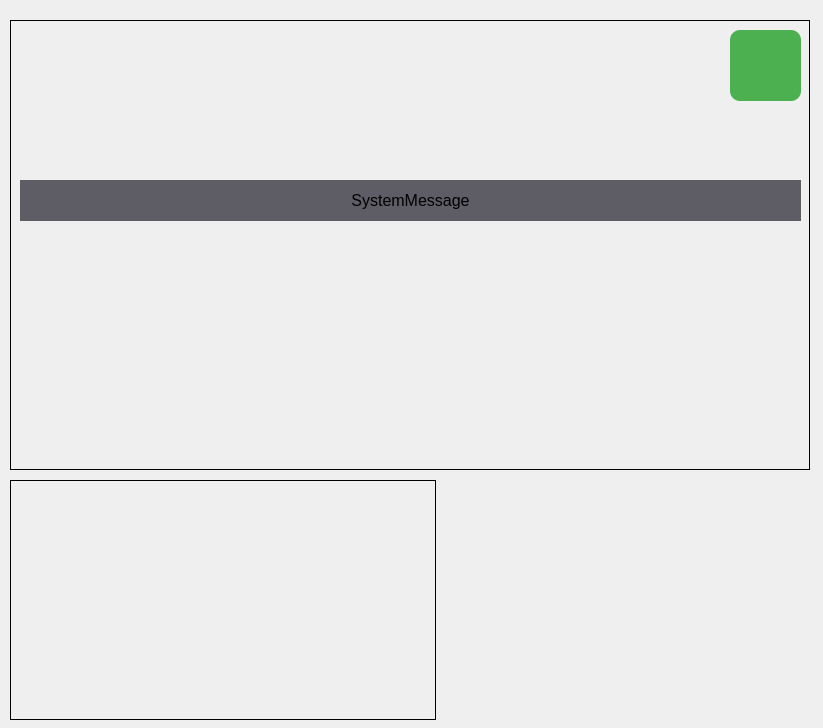
Old version of the form Intelligence_Vehicle_GUI/ui/main.ui in the repository addinedu-ros-6th/deeplearning-repo-3.
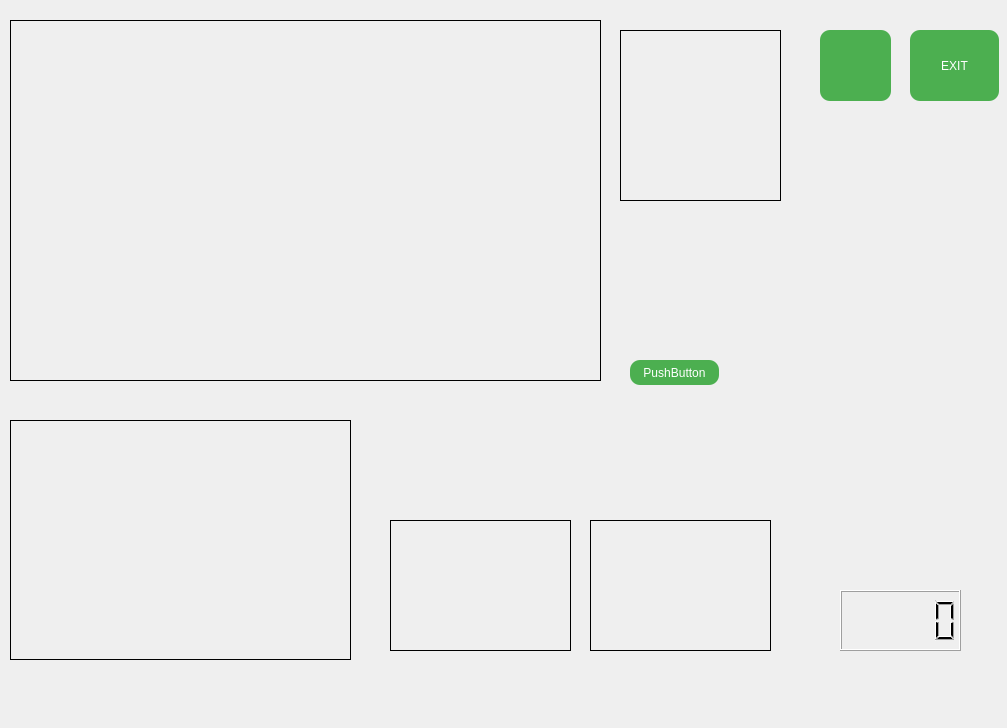
New version of the form. Icons and pictures are not drawn.

Diff of the .ui file:
```diff
--- a/Intelligence_Vehicle_GUI/ui/main.ui
+++ b/Intelligence_Vehicle_GUI/ui/main.ui
@@ -6,7 +6,7 @@
    <rect>
     <x>0</x>
     <y>0</y>
-    <width>823</width>
+    <width>1007</width>
     <height>728</height>
    </rect>
   </property>
@@ -27,8 +27,8 @@
     <rect>
      <x>10</x>
      <y>20</y>
-     <width>800</width>
-     <height>450</height>
+     <width>591</width>
+     <height>361</height>
     </rect>
    </property>
    <property name="frameShape">
@@ -42,8 +42,8 @@
    <property name="geometry">
     <rect>
      <x>10</x>
-     <y>480</y>
-     <width>426</width>
+     <y>420</y>
+     <width>341</width>
      <height>240</height>
     </rect>
    </property>
@@ -54,81 +54,10 @@
     <string/>
    </property>
   </widget>
-  <widget class="QLabel" name="label_system_message">
+  <widget class="QPushButton" name="pushButton_log">
    <property name="geometry">
     <rect>
-     <x>20</x>
-     <y>180</y>
-     <width>781</width>
-     <height>41</height>
-    </rect>
-   </property>
-   <property name="font">
-    <font>
-     <pointsize>12</pointsize>
-    </font>
-   </property>
-   <property name="styleSheet">
-    <string notr="true">background-color: rgb(94, 92, 100);</string>
-   </property>
-   <property name="text">
-    <string>SystemMessage</string>
-   </property>
-   <property name="alignment">
-    <set>Qt::AlignCenter</set>
-   </property>
-  </widget>
-  <widget class="QLabel" name="label_speedometer_neelde">
-   <property name="geometry">
-    <rect>
-     <x>490</x>
-     <y>490</y>
-     <width>256</width>
-     <height>256</height>
-    </rect>
-   </property>
-   <property name="sizePolicy">
-    <sizepolicy hsizetype="Preferred" vsizetype="Preferred">
-     <horstretch>0</horstretch>
-     <verstretch>0</verstretch>
-    </sizepolicy>
-   </property>
-   <property name="text">
-    <string/>
-   </property>
-   <property name="pixmap">
-    <pixmap>image/Speedometer-Needle.png</pixmap>
-   </property>
-   <property name="scaledContents">
-    <bool>true</bool>
-   </property>
-   <property name="wordWrap">
-    <bool>false</bool>
-   </property>
-  </widget>
-  <widget class="QLabel" name="label_speedometer_bg">
-   <property name="geometry">
-    <rect>
-     <x>494</x>
-     <y>496</y>
-     <width>256</width>
-     <height>256</height>
-    </rect>
-   </property>
-   <property name="text">
-    <string/>
-   </property>
-   <property name="pixmap">
-    <pixmap>image/Speedometer-Background.png</pixmap>
-   </property>
-   <property name="scaledContents">
-    <bool>true</bool>
-   </property>
-  </widget>
-  <widget class="QPushButton" name="btn_log">
-   <property name="geometry">
-    <rect>
-     <x>730</x>
+     <x>820</x>
      <y>30</y>
      <width>71</width>
      <height>71</height>
@@ -151,12 +80,96 @@
     </size>
    </property>
   </widget>
-  <zorder>label_speedometer_bg</zorder>
-  <zorder>label_front_view</zorder>
-  <zorder>label_lane_view</zorder>
-  <zorder>label_system_message</zorder>
-  <zorder>label_speedometer_neelde</zorder>
-  <zorder>btn_log</zorder>
+  <widget class="QLabel" name="label_obstacle">
+   <property name="geometry">
+    <rect>
+     <x>620</x>
+     <y>30</y>
+     <width>161</width>
+     <height>171</height>
+    </rect>
+   </property>
+   <property name="frameShape">
+    <enum>QFrame::Box</enum>
+   </property>
+   <property name="text">
+    <string/>
+   </property>
+  </widget>
+  <widget class="QPushButton" name="pushButton">
+   <property name="geometry">
+    <rect>
+     <x>910</x>
+     <y>30</y>
+     <width>89</width>
+     <height>71</height>
+    </rect>
+   </property>
+   <property name="mouseTracking">
+    <bool>false</bool>
+   </property>
+   <property name="contextMenuPolicy">
+    <enum>Qt::NoContextMenu</enum>
+   </property>
+   <property name="text">
+    <string>EXIT</string>
+   </property>
+  </widget>
+  <widget class="QLabel" name="label_child_sign">
+   <property name="geometry">
+    <rect>
+     <x>390</x>
+     <y>520</y>
+     <width>181</width>
+     <height>131</height>
+    </rect>
+   </property>
+   <property name="frameShape">
+    <enum>QFrame::Box</enum>
+   </property>
+   <property name="text">
+    <string/>
+   </property>
+  </widget>
+  <widget class="QLabel" name="label_speed_sign">
+   <property name="geometry">
+    <rect>
+     <x>590</x>
+     <y>520</y>
+     <width>181</width>
+     <height>131</height>
+    </rect>
+   </property>
+   <property name="frameShape">
+    <enum>QFrame::Box</enum>
+   </property>
+   <property name="text">
+    <string/>
+   </property>
+  </widget>
+  <widget class="QLCDNumber" name="lcdNumber_speed">
+   <property name="geometry">
+    <rect>
+     <x>840</x>
+     <y>590</y>
+     <width>121</width>
+     <height>61</height>
+    </rect>
+   </property>
+  </widget>
+  <widget class="QPushButton" name="pushButton_camera">
+   <property name="geometry">
+    <rect>
+     <x>630</x>
+     <y>360</y>
+     <width>89</width>
+     <height>25</height>
+    </rect>
+   </property>
+   <property name="text">
+    <string>PushButton</string>
+   </property>
+  </widget>
  </widget>
  <resources/>
  <connections/>
```
Left out of the diff: 4 changed lines with no effect on the pictures.
